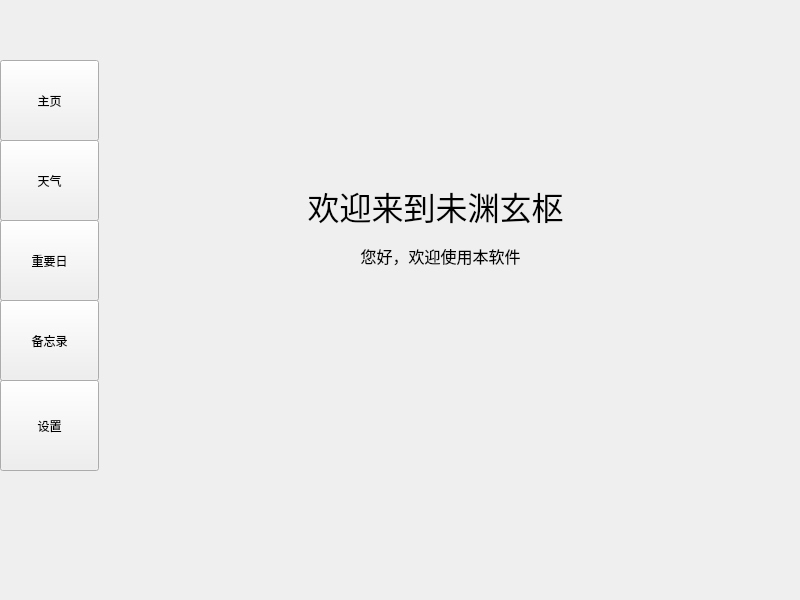
Before: the Qt Designer form mainwindow.ui in YC-CLT/short-term-qt-project, drawn with Qt 5.
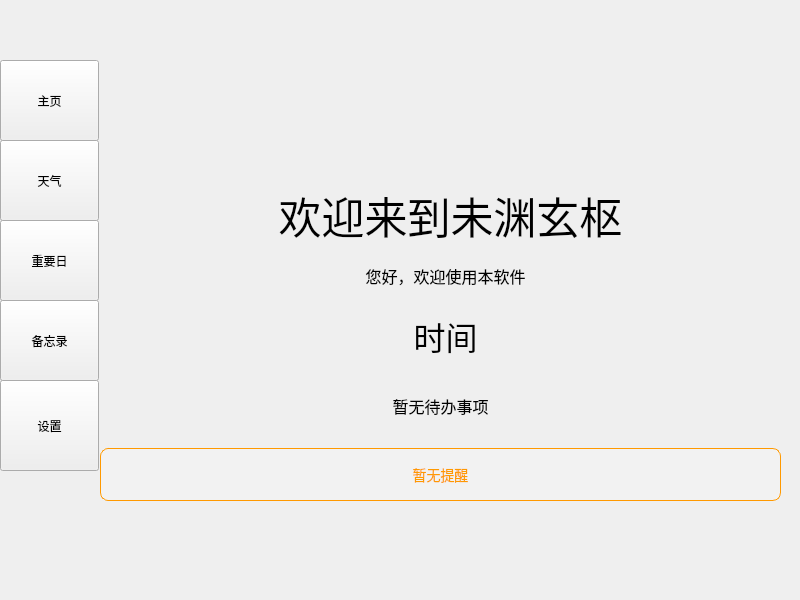
After: the same form once the commit is applied.

```diff
--- a/mainwindow.ui
+++ b/mainwindow.ui
@@ -110,15 +110,15 @@
      <widget class="QLabel" name="label">
       <property name="geometry">
        <rect>
-        <x>110</x>
+        <x>120</x>
         <y>170</y>
-        <width>451</width>
-        <height>51</height>
+        <width>461</width>
+        <height>71</height>
        </rect>
       </property>
       <property name="font">
        <font>
-        <pointsize>24</pointsize>
+        <pointsize>32</pointsize>
        </font>
       </property>
       <property name="text">
@@ -274,8 +274,8 @@
       <property name="geometry">
        <rect>
         <x>0</x>
-        <y>230</y>
-        <width>681</width>
+        <y>250</y>
+        <width>691</width>
         <height>31</height>
        </rect>
       </property>
@@ -291,6 +291,80 @@
        <set>Qt::AlignmentFlag::AlignCenter</set>
       </property>
      </widget>
+     <widget class="QLabel" name="dayHomeLabel">
+      <property name="geometry">
+       <rect>
+        <x>0</x>
+        <y>370</y>
+        <width>681</width>
+        <height>51</height>
+       </rect>
+      </property>
+      <property name="font">
+       <font>
+        <pointsize>12</pointsize>
+       </font>
+      </property>
+      <property name="text">
+       <string>暂无待办事项</string>
+      </property>
+      <property name="alignment">
+       <set>Qt::AlignmentFlag::AlignCenter</set>
+      </property>
+     </widget>
+     <widget class="QLabel" name="tipLabel">
+      <property name="geometry">
+       <rect>
+        <x>0</x>
+        <y>430</y>
+        <width>681</width>
+        <height>61</height>
+       </rect>
+      </property>
+      <property name="font">
+       <font>
+        <pointsize>-1</pointsize>
+       </font>
+      </property>
+      <property name="styleSheet">
+       <string notr="true">QLabel#tipLabel {
+    color: #ff9900;
+    font-size: 14px;
+    padding: 5px;
+    border-radius: 8px;
+    background-color: rgba(255, 255, 255, 0.2);
+    margin-top: 8px;
+    border: 1px solid #ff9900;
+}</string>
+      </property>
+      <property name="text">
+       <string>暂无提醒</string>
+      </property>
+      <property name="alignment">
+       <set>Qt::AlignmentFlag::AlignCenter</set>
+      </property>
+     </widget>
+     <widget class="QLabel" name="timeLabel">
+      <property name="geometry">
+       <rect>
+        <x>0</x>
+        <y>280</y>
+        <width>691</width>
+        <height>91</height>
+       </rect>
+      </property>
+      <property name="font">
+       <font>
+        <pointsize>24</pointsize>
+       </font>
+      </property>
+      <property name="text">
+       <string>时间</string>
+      </property>
+      <property name="alignment">
+       <set>Qt::AlignmentFlag::AlignCenter</set>
+      </property>
+     </widget>
     </widget>
     <widget class="QWidget" name="pageWeather">
      <property name="font">
```
Left out of the diff: 124 changed lines with no effect on the pictures.
